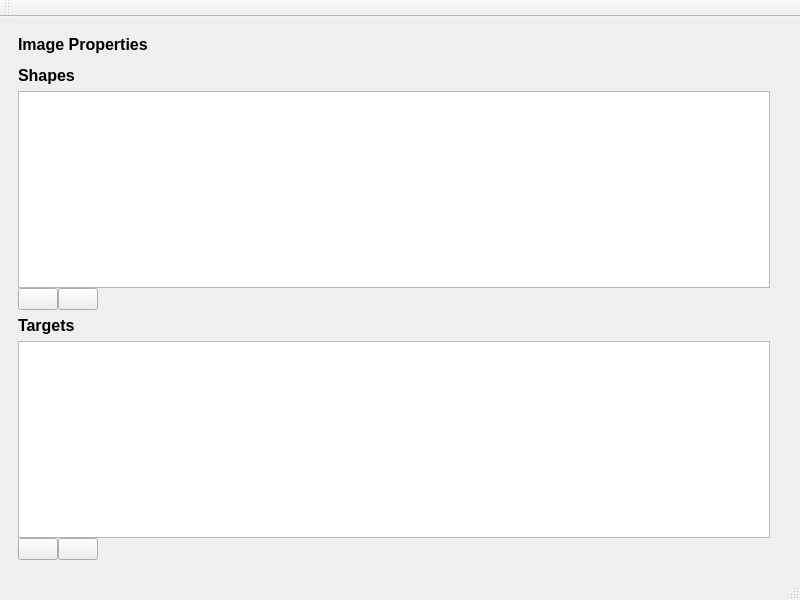
The window that src/views/mainwindow.ui (PowerSnail/RandotStudio) describes before a commit, drawn with Qt 5.
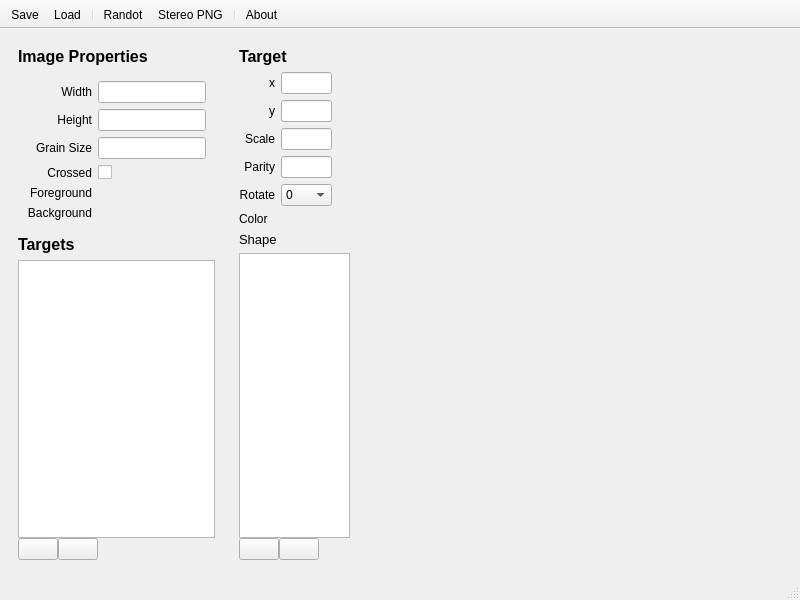
The same window after the commit. Icons and pictures are not drawn. Custom widgets are drawn as their Qt base class.

```diff
--- a/src/views/mainwindow.ui
+++ b/src/views/mainwindow.ui
@@ -17,6 +17,12 @@
    <layout class="QHBoxLayout" name="horizontalLayout">
     <item>
      <widget class="QWidget" name="widgetSettingPanel" native="true">
+      <property name="sizePolicy">
+       <sizepolicy hsizetype="Preferred" vsizetype="Preferred">
+        <horstretch>1</horstretch>
+        <verstretch>0</verstretch>
+       </sizepolicy>
+      </property>
       <layout class="QVBoxLayout" name="verticalLayout">
        <item>
         <widget class="QLabel" name="label">
@@ -33,80 +39,128 @@
         </widget>
        </item>
        <item>
-        <widget class="CanvasSettingPanel" name="canvasSettingPanel" native="true"/>
-       </item>
-       <item>
-        <widget class="QLabel" name="label_2">
-         <property name="font">
-          <font>
-           <pointsize>12</pointsize>
-           <weight>75</weight>
-           <bold>true</bold>
-          </font>
-         </property>
-         <property name="text">
-          <string>Shapes</string>
-         </property>
+        <widget class="QWidget" name="canvasSettingPanel" native="true">
+         <layout class="QGridLayout" name="gridLayout">
+          <item row="1" column="1">
+           <widget class="QLineEdit" name="lineEditHeight">
+            <property name="sizePolicy">
+             <sizepolicy hsizetype="Minimum" vsizetype="Fixed">
+              <horstretch>0</horstretch>
+              <verstretch>0</verstretch>
+             </sizepolicy>
+            </property>
+           </widget>
+          </item>
+          <item row="0" column="1">
+           <widget class="QLineEdit" name="lineEditWidth">
+            <property name="sizePolicy">
+             <sizepolicy hsizetype="Minimum" vsizetype="Fixed">
+              <horstretch>0</horstretch>
+              <verstretch>0</verstretch>
+             </sizepolicy>
+            </property>
+           </widget>
+          </item>
+          <item row="0" column="0">
+           <widget class="QLabel" name="label_4">
+            <property name="text">
+             <string>Width</string>
+            </property>
+            <property name="alignment">
+             <set>Qt::AlignRight|Qt::AlignTrailing|Qt::AlignVCenter</set>
+            </property>
+           </widget>
+          </item>
+          <item row="2" column="1">
+           <widget class="QLineEdit" name="lineEditGrainSize">
+            <property name="sizePolicy">
+             <sizepolicy hsizetype="Minimum" vsizetype="Fixed">
+              <horstretch>0</horstretch>
+              <verstretch>0</verstretch>
+             </sizepolicy>
+            </property>
+           </widget>
+          </item>
+          <item row="1" column="0">
+           <widget class="QLabel" name="label_8">
+            <property name="text">
+             <string>Height</string>
+            </property>
+            <property name="alignment">
+             <set>Qt::AlignRight|Qt::AlignTrailing|Qt::AlignVCenter</set>
+            </property>
+           </widget>
+          </item>
+          <item row="2" column="0">
+           <widget class="QLabel" name="label_7">
+            <property name="text">
+             <string>Grain Size</string>
+            </property>
+            <property name="alignment">
+             <set>Qt::AlignRight|Qt::AlignTrailing|Qt::AlignVCenter</set>
+            </property>
+           </widget>
+          </item>
+          <item row="3" column="0">
+           <widget class="QLabel" name="label_6">
+            <property name="text">
+             <string>Crossed</string>
+            </property>
+            <property name="alignment">
+             <set>Qt::AlignRight|Qt::AlignTrailing|Qt::AlignVCenter</set>
+            </property>
+           </widget>
+          </item>
+          <item row="3" column="1">
+           <widget class="QCheckBox" name="checkBoxCrossed">
+            <property name="text">
+             <string/>
+            </property>
+           </widget>
+          </item>
+          <item row="4" column="0">
+           <widget class="QLabel" name="label_5">
+            <property name="text">
+             <string>Foreground</string>
+            </property>
+            <property name="alignment">
+             <set>Qt::AlignRight|Qt::AlignTrailing|Qt::AlignVCenter</set>
+            </property>
+           </widget>
+          </item>
+          <item row="4" column="1">
+           <widget class="ColorChooser" name="colorChooserForeground" native="true">
+            <property name="sizePolicy">
+             <sizepolicy hsizetype="MinimumExpanding" vsizetype="Preferred">
+              <horstretch>0</horstretch>
+              <verstretch>0</verstretch>
+             </sizepolicy>
+            </property>
+           </widget>
+          </item>
+          <item row="5" column="0">
+           <widget class="QLabel" name="label_9">
+            <property name="text">
+             <string>Background</string>
+            </property>
+            <property name="alignment">
+             <set>Qt::AlignRight|Qt::AlignTrailing|Qt::AlignVCenter</set>
+            </property>
+           </widget>
+          </item>
+          <item row="5" column="1">
+           <widget class="ColorChooser" name="colorChooserBackground" native="true">
+            <property name="sizePolicy">
+             <sizepolicy hsizetype="MinimumExpanding" vsizetype="Preferred">
+              <horstretch>0</horstretch>
+              <verstretch>0</verstretch>
+             </sizepolicy>
+            </property>
+           </widget>
+          </item>
+         </layout>
         </widget>
        </item>
-       <item>
-        <layout class="QVBoxLayout" name="verticalLayout_2">
-         <property name="spacing">
-          <number>0</number>
-         </property>
-         <property name="topMargin">
-          <number>0</number>
-         </property>
-         <property name="bottomMargin">
-          <number>0</number>
-         </property>
-         <item>
-          <widget class="QListWidget" name="listWidgetShape"/>
-         </item>
-         <item>
-          <layout class="QHBoxLayout" name="horizontalLayout_2">
-           <property name="spacing">
-            <number>0</number>
-           </property>
-           <item>
-            <widget class="QPushButton" name="btnRemoveShape">
-             <property name="text">
-              <string/>
-             </property>
-             <property name="icon">
-              <iconset resource="../../Resources/RandotStudio.qrc">
-               <normaloff>:/randot_studio/icons/add.svg</normaloff>:/randot_studio/icons/add.svg</iconset>
-             </property>
-            </widget>
-           </item>
-           <item>
-            <widget class="QPushButton" name="btnAddShape">
-             <property name="text">
-              <string/>
-             </property>
-             <property name="icon">
-              <iconset resource="../../Resources/RandotStudio.qrc">
-               <normaloff>:/randot_studio/icons/minus.svg</normaloff>:/randot_studio/icons/minus.svg</iconset>
-             </property>
-            </widget>
-           </item>
-           <item>
-            <spacer name="horizontalSpacer">
-             <property name="orientation">
-              <enum>Qt::Horizontal</enum>
-             </property>
-             <property name="sizeHint" stdset="0">
-              <size>
-               <width>40</width>
-               <height>20</height>
-              </size>
-             </property>
-            </spacer>
-           </item>
-          </layout>
-         </item>
-        </layout>
-       </item>
        <item>
         <widget class="QLabel" name="label_3">
          <property name="font">
@@ -130,7 +184,11 @@
           <number>0</number>
          </property>
          <item>
-          <widget class="QListWidget" name="listWidgetTarget"/>
+          <widget class="QListWidget" name="listWidgetTarget">
+           <property name="viewMode">
+            <enum>QListView::IconMode</enum>
+           </property>
+          </widget>
          </item>
          <item>
           <layout class="QHBoxLayout" name="horizontalLayout_3">
@@ -149,7 +207,7 @@
             </widget>
            </item>
            <item>
-            <widget class="QPushButton" name="pushButton">
+            <widget class="QPushButton" name="btnRemoveTarget">
              <property name="text">
               <string/>
              </property>
@@ -180,10 +238,264 @@
      </widget>
     </item>
     <item>
-     <widget class="TargetSettingPanel" name="targetSettingPanel" native="true"/>
+     <widget class="QWidget" name="targetSettingPanel" native="true">
+      <property name="sizePolicy">
+       <sizepolicy hsizetype="Preferred" vsizetype="Preferred">
+        <horstretch>1</horstretch>
+        <verstretch>0</verstretch>
+       </sizepolicy>
+      </property>
+      <layout class="QGridLayout" name="gridLayout_2">
+       <item row="5" column="1">
+        <widget class="QComboBox" name="comboBoxRotate">
+         <item>
+          <property name="text">
+           <string>0</string>
+          </property>
+         </item>
+         <item>
+          <property name="text">
+           <string>90</string>
+          </property>
+         </item>
+         <item>
+          <property name="text">
+           <string>180</string>
+          </property>
+         </item>
+         <item>
+          <property name="text">
+           <string>270</string>
+          </property>
+         </item>
+        </widget>
+       </item>
+       <item row="1" column="1">
+        <widget class="QLineEdit" name="lineEditX"/>
+       </item>
+       <item row="1" column="0">
+        <widget class="QLabel" name="label_10">
+         <property name="sizePolicy">
+          <sizepolicy hsizetype="Minimum" vsizetype="Preferred">
+           <horstretch>0</horstretch>
+           <verstretch>0</verstretch>
+          </sizepolicy>
+         </property>
+         <property name="text">
+          <string>x</string>
+         </property>
+         <property name="alignment">
+          <set>Qt::AlignRight|Qt::AlignTrailing|Qt::AlignVCenter</set>
+         </property>
+        </widget>
+       </item>
+       <item row="3" column="1">
+        <widget class="QLineEdit" name="lineEditScale"/>
+       </item>
+       <item row="5" column="0">
+        <widget class="QLabel" name="label_13">
+         <property name="sizePolicy">
+          <sizepolicy hsizetype="Minimum" vsizetype="Preferred">
+           <horstretch>0</horstretch>
+           <verstretch>0</verstretch>
+          </sizepolicy>
+         </property>
+         <property name="text">
+          <string>Rotate</string>
+         </property>
+         <property name="alignment">
+          <set>Qt::AlignRight|Qt::AlignTrailing|Qt::AlignVCenter</set>
+         </property>
+        </widget>
+       </item>
+       <item row="0" column="0" colspan="2">
+        <widget class="QLabel" name="label_11">
+         <property name="font">
+          <font>
+           <pointsize>12</pointsize>
+           <weight>75</weight>
+           <bold>true</bold>
+          </font>
+         </property>
+         <property name="text">
+          <string>Target</string>
+         </property>
+        </widget>
+       </item>
+       <item row="8" column="0" colspan="5">
+        <layout class="QVBoxLayout" name="verticalLayout_2">
+         <property name="spacing">
+          <number>0</number>
+         </property>
+         <property name="topMargin">
+          <number>0</number>
+         </property>
+         <property name="bottomMargin">
+          <number>0</number>
+         </property>
+         <item>
+          <widget class="QListWidget" name="listWidgetShape">
+           <property name="viewMode">
+            <enum>QListView::IconMode</enum>
+           </property>
+          </widget>
+         </item>
+         <item>
+          <layout class="QHBoxLayout" name="horizontalLayout_2">
+           <property name="spacing">
+            <number>0</number>
+           </property>
+           <item>
+            <widget class="QPushButton" name="btnAddShape">
+             <property name="text">
+              <string/>
+             </property>
+             <property name="icon">
+              <iconset resource="../../Resources/RandotStudio.qrc">
+               <normaloff>:/randot_studio/icons/add.svg</normaloff>:/randot_studio/icons/add.svg</iconset>
+             </property>
+            </widget>
+           </item>
+           <item>
+            <widget class="QPushButton" name="btnRemoveShape">
+             <property name="text">
+              <string/>
+             </property>
+             <property name="icon">
+              <iconset resource="../../Resources/RandotStudio.qrc">
+               <normaloff>:/randot_studio/icons/minus.svg</normaloff>:/randot_studio/icons/minus.svg</iconset>
+             </property>
+            </widget>
+           </item>
+           <item>
+            <spacer name="horizontalSpacer">
+             <property name="orientation">
+              <enum>Qt::Horizontal</enum>
+             </property>
+             <property name="sizeHint" stdset="0">
+              <size>
+               <width>40</width>
+               <height>20</height>
+              </size>
+             </property>
+            </spacer>
+           </item>
+          </layout>
+         </item>
+        </layout>
+       </item>
+       <item row="3" column="0">
+        <widget class="QLabel" name="label_15">
+         <property name="sizePolicy">
+          <sizepolicy hsizetype="Minimum" vsizetype="Preferred">
+           <horstretch>0</horstretch>
+           <verstretch>0</verstretch>
+          </sizepolicy>
+         </property>
+         <property name="text">
+          <string>Scale</string>
+         </property>
+         <property name="alignment">
+          <set>Qt::AlignRight|Qt::AlignTrailing|Qt::AlignVCenter</set>
+         </property>
+        </widget>
+       </item>
+       <item row="2" column="0">
+        <widget class="QLabel" name="label_16">
+         <property name="sizePolicy">
+          <sizepolicy hsizetype="Minimum" vsizetype="Preferred">
+           <horstretch>0</horstretch>
+           <verstretch>0</verstretch>
+          </sizepolicy>
+         </property>
+         <property name="text">
+          <string>y</string>
+         </property>
+         <property name="alignment">
+          <set>Qt::AlignRight|Qt::AlignTrailing|Qt::AlignVCenter</set>
+         </property>
+        </widget>
+       </item>
+       <item row="7" column="0" colspan="4">
+        <widget class="QLabel" name="label_2">
+         <property name="font">
+          <font>
+           <pointsize>10</pointsize>
+           <weight>50</weight>
+           <bold>false</bold>
+          </font>
+         </property>
+         <property name="text">
+          <string>Shape</string>
+         </property>
+        </widget>
+       </item>
+       <item row="2" column="1">
+        <widget class="QLineEdit" name="lineEditY"/>
+       </item>
+       <item row="4" column="0">
+        <widget class="QLabel" name="label_14">
+         <property name="sizePolicy">
+          <sizepolicy hsizetype="Minimum" vsizetype="Preferred">
+           <horstretch>0</horstretch>
+           <verstretch>0</verstretch>
+          </sizepolicy>
+         </property>
+         <property name="text">
+          <string>Parity</string>
+         </property>
+         <property name="alignment">
+          <set>Qt::AlignRight|Qt::AlignTrailing|Qt::AlignVCenter</set>
+         </property>
+        </widget>
+       </item>
+       <item row="4" column="1">
+        <widget class="QLineEdit" name="lineEditParity"/>
+       </item>
+       <item row="6" column="0">
+        <widget class="QLabel" name="label_12">
+         <property name="text">
+          <string>Color</string>
+         </property>
+        </widget>
+       </item>
+       <item row="6" column="1">
+        <widget class="ColorChooser" name="colorChooserTarget" native="true"/>
+       </item>
+      </layout>
+     </widget>
     </item>
     <item>
-     <widget class="QWidget" name="widgetPreviewPanel" native="true"/>
+     <widget class="QWidget" name="widgetPreviewPanel" native="true">
+      <property name="sizePolicy">
+       <sizepolicy hsizetype="Expanding" vsizetype="Preferred">
+        <horstretch>10</horstretch>
+        <verstretch>0</verstretch>
+       </sizepolicy>
+      </property>
+      <widget class="QLabel" name="labelPreview">
+       <property name="geometry">
+        <rect>
+         <x>8</x>
+         <y>8</y>
+         <width>48</width>
+         <height>58</height>
+        </rect>
+       </property>
+       <property name="text">
+        <string/>
+       </property>
+       <property name="scaledContents">
+        <bool>true</bool>
+       </property>
+       <property name="alignment">
+        <set>Qt::AlignCenter</set>
+       </property>
+       <property name="margin">
+        <number>20</number>
+       </property>
+      </widget>
+     </widget>
     </item>
    </layout>
   </widget>
@@ -202,25 +514,70 @@
    <property name="windowTitle">
     <string>toolBar</string>
    </property>
+   <property name="movable">
+    <bool>false</bool>
+   </property>
+   <property name="iconSize">
+    <size>
+     <width>12</width>
+     <height>12</height>
+    </size>
+   </property>
+   <property name="toolButtonStyle">
+    <enum>Qt::ToolButtonTextBesideIcon</enum>
+   </property>
+   <property name="floatable">
+    <bool>false</bool>
+   </property>
    <attribute name="toolBarArea">
     <enum>TopToolBarArea</enum>
    </attribute>
    <attribute name="toolBarBreak">
     <bool>false</bool>
    </attribute>
+   <addaction name="actionSave"/>
+   <addaction name="actionLoad"/>
+   <addaction name="separator"/>
+   <addaction name="actionRandot"/>
+   <addaction name="actionStereo_PNG"/>
+   <addaction name="separator"/>
+   <addaction name="actionAbout"/>
   </widget>
+  <action name="actionRandot">
+   <property name="text">
+    <string>Randot</string>
+   </property>
+  </action>
+  <action name="actionStereo_PNG">
+   <property name="text">
+    <string>Stereo PNG</string>
+   </property>
+  </action>
+  <action name="actionSave">
+   <property name="text">
+    <string>Save</string>
+   </property>
+  </action>
+  <action name="actionLoad">
+   <property name="text">
+    <string>Load</string>
+   </property>
+  </action>
+  <action name="actionAbout">
+   <property name="icon">
+    <iconset resource="../../Resources/RandotStudio.qrc">
+     <normaloff>:/randot_studio/icons/information.svg</normaloff>:/randot_studio/icons/information.svg</iconset>
+   </property>
+   <property name="text">
+    <string>About</string>
+   </property>
+  </action>
  </widget>
  <customwidgets>
   <customwidget>
-   <class>CanvasSettingPanel</class>
+   <class>ColorChooser</class>
    <extends>QWidget</extends>
-   <header>src/views/canvas_setting_panel.h</header>
-   <container>1</container>
-  </customwidget>
-  <customwidget>
-   <class>TargetSettingPanel</class>
-   <extends>QWidget</extends>
-   <header>src/views/target_setting_panel.h</header>
+   <header>src/widgets/color_chooser.h</header>
    <container>1</container>
   </customwidget>
  </customwidgets>
```
